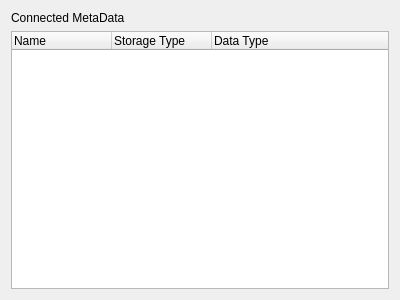
First picture: the form in InfoWidget/MetaDataPanel.ui, repository bendalab/NixView, before the edit.
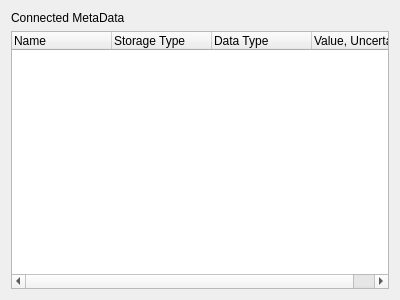
Second picture: the form after the edit.

Commit message: added value and uncertainty to metadata panel

What changed in the file:
```diff
--- a/InfoWidget/MetaDataPanel.ui
+++ b/InfoWidget/MetaDataPanel.ui
@@ -50,6 +50,11 @@
        <string>Data Type</string>
       </property>
      </column>
+     <column>
+      <property name="text">
+       <string>Value, Uncertanty</string>
+      </property>
+     </column>
     </widget>
    </item>
   </layout>
```
The commit also changes 1 other file.
